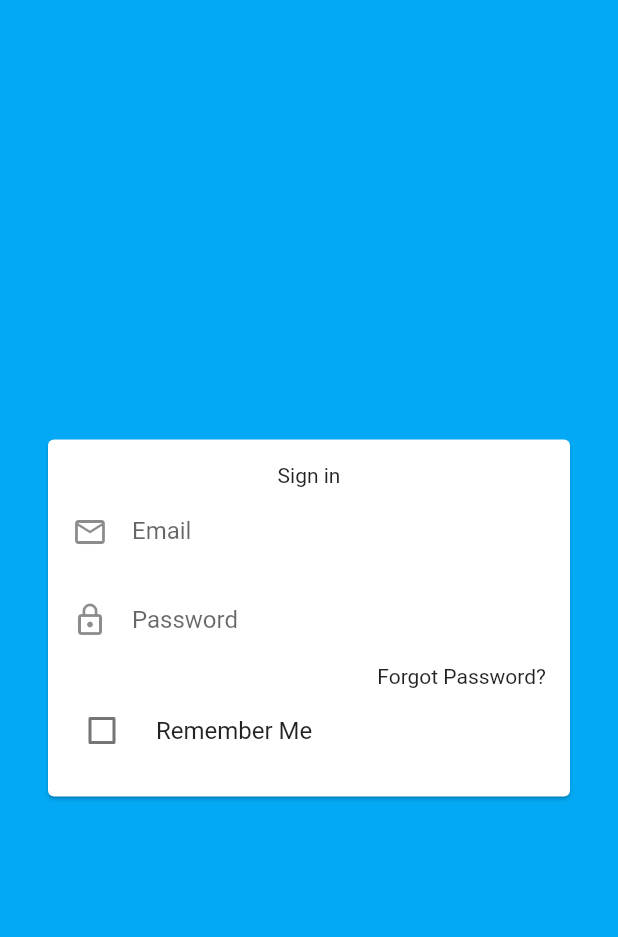
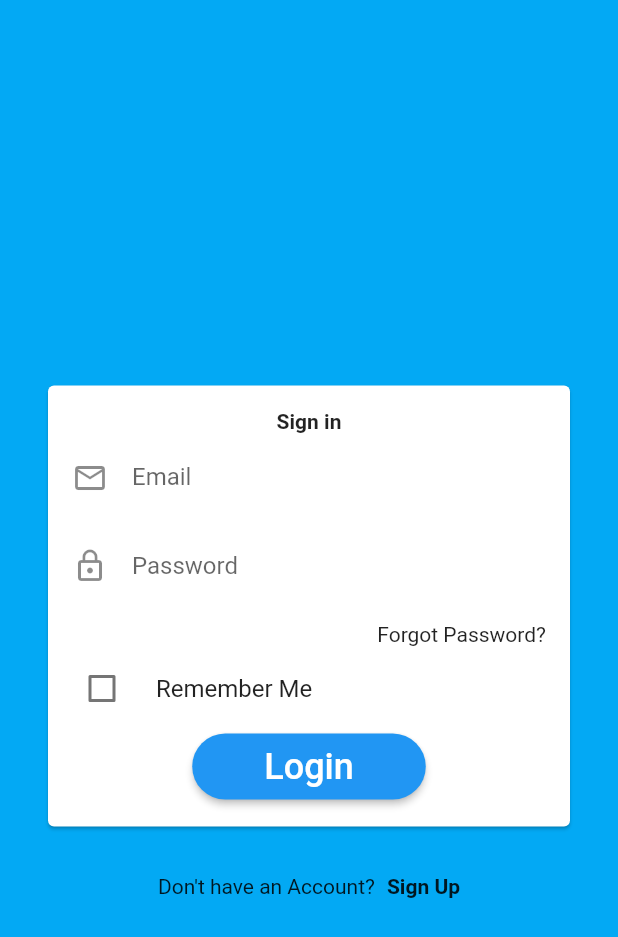
Before and after one commit to s-erfani/simple_login_ui, a Flutter app: the screen it shows after launch, on a phone screen of 412 x 824 dp. Shown: the top 937 px of the screen. Run offline on Flutter 3.47's test engine with Material 2 defaults, Android fonts, the phone set to English and light mode, and no system bars.

Commit message:
sign in screen improvement

```diff
--- a/lib/login_screen.dart
+++ b/lib/login_screen.dart
@@ -17,14 +17,20 @@ class _LoginScreenState extends State<LoginScreen> {
         body: Container(
           decoration: BoxDecoration(color: Colors.lightBlue),
           child: Center(
-            child: Card(
+            child: Column(
+              mainAxisAlignment: MainAxisAlignment.center,
+              children: [
+                Card(
                   margin: const EdgeInsets.all(32),
                   child: Padding(
                     padding: const EdgeInsets.all(16.0),
                     child: Column(
                       mainAxisSize: MainAxisSize.min,
                       children: [
-                    Text("Sign in"),
+                        Text(
+                          "Sign in",
+                          style: TextStyle(fontWeight: FontWeight.bold),
+                        ),
                         TextField(
                           decoration: InputDecoration(
                               icon: Icon(Icons.mail_outline),
@@ -37,6 +43,7 @@ class _LoginScreenState extends State<LoginScreen> {
                               labelText: "Password",
                               border: InputBorder.none),
                         ),
+                        const SizedBox(height: 8),
                         SizedBox(
                           width: double.infinity,
                           child: Text(
@@ -54,9 +61,39 @@ class _LoginScreenState extends State<LoginScreen> {
                                 boxVal = val!;
                               });
                             }),
+                        ElevatedButton(
+                          onPressed: () {},
+                          style: ButtonStyle(
+                            shape: MaterialStateProperty.all<
+                                RoundedRectangleBorder>(RoundedRectangleBorder(
+                              borderRadius: BorderRadius.circular(45.0),
+                            )),
+                          ),
+                          child: Padding(
+                            padding: const EdgeInsets.symmetric(
+                                horizontal: 32, vertical: 8),
+                            child: Text(
+                              'Login',
+                              style: TextStyle(fontSize: 24),
+                            ),
+                          ),
+                        ),
                       ],
                     ),
                   ),
+                ),
+                Row(
+                  mainAxisAlignment: MainAxisAlignment.center,
+                  children: [
+                    Text('Don\'t have an Account?'),
+                    const SizedBox(width: 8),
+                    Text(
+                      'Sign Up',
+                      style: TextStyle(fontWeight: FontWeight.bold),
+                    ),
+                  ],
+                ),
+              ],
             ),
           ),
         ),
```
Lines whose indentation alone changed are shown as unchanged.
